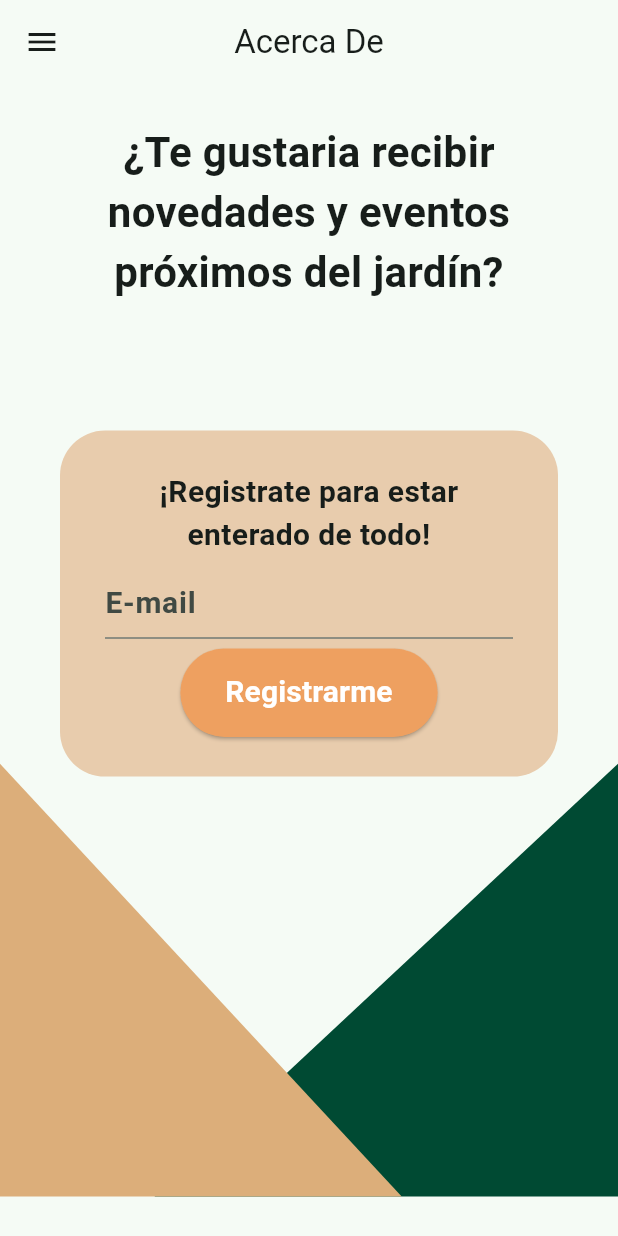
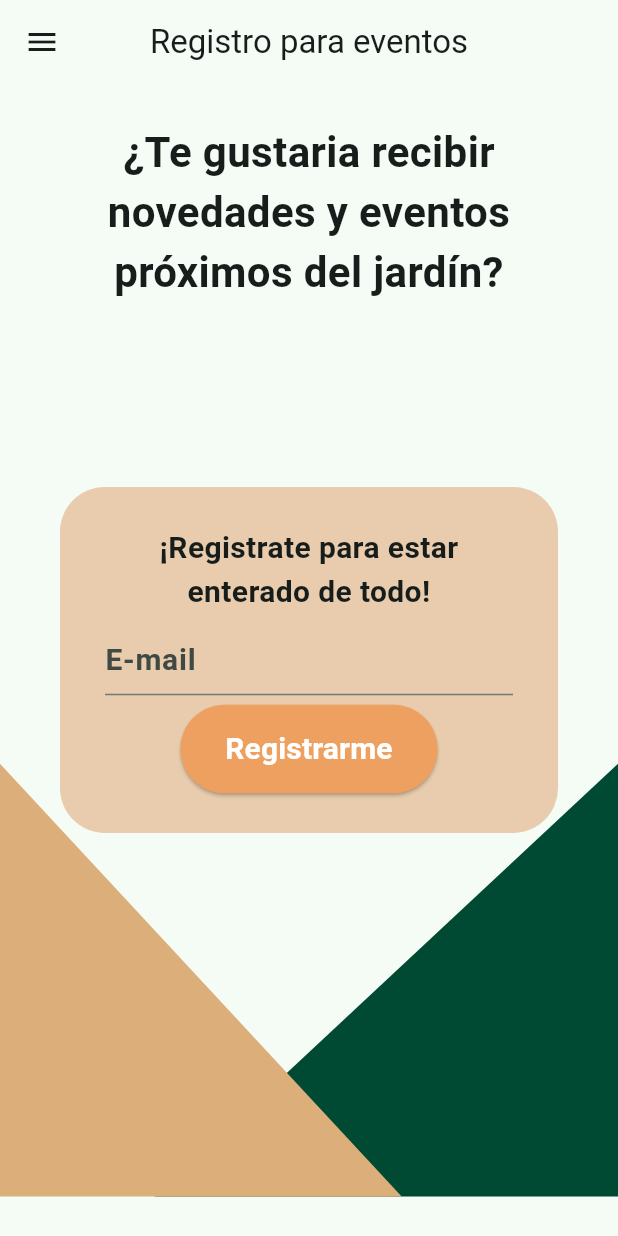
Before and after one commit to UlisesChopin16/proyecto_jardin, a Flutter app: the RegistroEventoView screen opened directly, on a phone screen of 412 x 824 dp. Run offline on Flutter 3.47's test engine with Material 3 defaults, Android fonts, the light colour scheme and no system bars; our stand-ins replace get; missing offline and left inert: flutter_barcode_scanner, panorama_viewer.

Commit message:
Se agregaron los archivos para listar las plantas. Se paso la vista de registro a un StatelessWidget. Se agrego en la vista escaner la validacion de los datos en caso de que se lea el QR equivocado. Se termino la vista de informacion de las plantas. Se cambio el color del boton menu que esta en la vista recorrido porque no se veía. Se agrego una clase para mostrar mensajes de error, carga y exitosos

```diff
--- a/assets/files/prueba.txt
+++ /dev/null
@@ -1,2 +0,0 @@
-cuando:estoy
-triste:lloro
--- a/lib/main.dart
+++ b/lib/main.dart
@@ -1,5 +1,7 @@
 import 'package:flutter/material.dart';
 import 'package:flutter/services.dart';
+import 'package:get/get.dart';
+import 'package:proyecto_jardin/src/User/BLoC/bloc_user.dart';
 import 'package:proyecto_jardin/src/principal_view.dart';
 import 'package:proyecto_jardin/src/Constants/colors.dart';
 
@@ -22,7 +24,8 @@ class MyApp extends StatelessWidget {
   // This widget is the root of your application.
   @override
   Widget build(BuildContext context) {
-    return MaterialApp(
+    Get.put(UserBloc());
+    return GetMaterialApp(
       debugShowCheckedModeBanner: false,
       title: 'Flutter Demo',
       theme: ThemeData(
--- a/lib/src/User/BLoC/bloc_user.dart
+++ b/lib/src/User/BLoC/bloc_user.dart
@@ -55,7 +55,6 @@ class UserBloc extends GetxController {
     } finally {
       isLoading.value = false;
     }
-    print(mapa);
     return mapa;
   }
 }
--- a/lib/src/User/Views/Screens/RecorridoVirtual/recorrido_virtual_screen.dart
+++ b/lib/src/User/Views/Screens/RecorridoVirtual/recorrido_virtual_screen.dart
@@ -346,7 +346,10 @@ class _RecorridoVirtualView extends State<RecorridoVirtualView> {
         backgroundColor: Colors.transparent,
         elevation: 0,
         leading: IconButton(
-          icon: const Icon(Icons.menu,),
+          icon: const Icon(
+            Icons.menu,
+            color: Colors.black,
+          ),
           onPressed: (){
             Scaffold.of(context).openDrawer();
           },
--- a/lib/src/User/Views/Screens/registro_evento_screen.dart
+++ b/lib/src/User/Views/Screens/registro_evento_screen.dart
@@ -5,28 +5,16 @@ import 'package:proyecto_jardin/src/Components/decorated_screen_component.dart';
 import 'package:proyecto_jardin/src/Constants/colors.dart';
 import 'package:proyecto_jardin/src/User/BLoC/bloc_user.dart';
 
-class RegistroEventoView extends StatefulWidget {
+class RegistroEventoView extends StatelessWidget {
   const RegistroEventoView({ super.key });
 
   @override
-  State<RegistroEventoView> createState() => _RegistroEventoViewState();
-}
-
-class _RegistroEventoViewState extends State<RegistroEventoView> {
-
-  final userBloc = Get.put(UserBloc());
-
-  String correo = '';
-
-  @override
   Widget build(BuildContext context) {
-    double width = MediaQuery.of(context).size.width;
     double height = MediaQuery.of(context).size.height;
-    return Obx(
-      ()=> Scaffold(
+    return Scaffold(
       appBar: AppBar(
         centerTitle: true,
-          title: const Text('Acerca De'),
+        title: const Text('Registro para eventos'),
         leading: IconButton(
           icon: const Icon(Icons.menu),
           onPressed: (){
@@ -34,16 +22,13 @@ class _RegistroEventoViewState extends State<RegistroEventoView> {
           },
         )
       ),
-        body:userBloc.isLoading.value ? const Center(child: CircularProgressIndicator(),) : DecoratedScreenComponent(
+      body:  DecoratedScreenComponent(
         mainAxisAlignment: MainAxisAlignment.start,
         children:  [
           const SizedBox(height: 25),
-            Padding(
-              padding: const EdgeInsets.symmetric(horizontal: 30.0),
-              child: SizedBox(
-                width: width,
-                height: height * 0.2,
-                child: const Text(
+          const Padding(
+            padding: EdgeInsets.symmetric(horizontal: 30.0),
+            child: Text(
               '¿Te gustaria recibir novedades y eventos próximos del jardín?',
               textAlign: TextAlign.center,
               style: TextStyle(
@@ -52,9 +37,35 @@ class _RegistroEventoViewState extends State<RegistroEventoView> {
               ),
             ),
           ),
-            ),
-            SizedBox(height: height * 0.05),
-            Container(
+          SizedBox(height: height * 0.15),
+          const Formulario(),
+        ],
+      )
+    );
+  }
+}
+
+class Formulario extends StatefulWidget {
+  const Formulario({super.key});
+
+  @override
+  State<Formulario> createState() => _FormularioState();
+}
+
+class _FormularioState extends State<Formulario> {
+
+  final userBloc = Get.find<UserBloc>();
+
+  String correo = '';
+
+  @override
+  Widget build(BuildContext context) {
+
+    double width = MediaQuery.of(context).size.width;
+    double height = MediaQuery.of(context).size.height;
+
+    return Form(
+      child: Container(
         margin: const EdgeInsets.symmetric(horizontal: 40),
         padding: const EdgeInsets.symmetric(horizontal: 30,vertical: 20),
         width: width,
@@ -96,17 +107,14 @@ class _RegistroEventoViewState extends State<RegistroEventoView> {
             ),
             ButtonComponent(
               text: 'Registrarme',
-                    onPressed: ()async{
-                      await userBloc.leerArchivo('prueba');
+              onPressed: () async {
+
                 // print(correo);
               },
             )
           ],
         ),
       ),
-          ],
-        )
-      ),
     );
   }
 }
```
Also changed, not shown: assets/files/alimenticias_condimenticias.txt (added, +28 -0 lines), assets/files/coleccion_medicinales.txt (added, +37 -0 lines), assets/files/selva_baja_caducifolia.txt (added, +24 -0 lines), lib/src/User/Views/Screens/Escaner/escanear_screen.dart (+12 -2 lines), lib/src/User/Views/Screens/Escaner/info_plantas_screen.dart (+81 -5 lines), lib/src/User/Views/Widgets/snackbar_component.dart (added, +38 -0 lines). Lines whose indentation alone changed are shown as unchanged.
